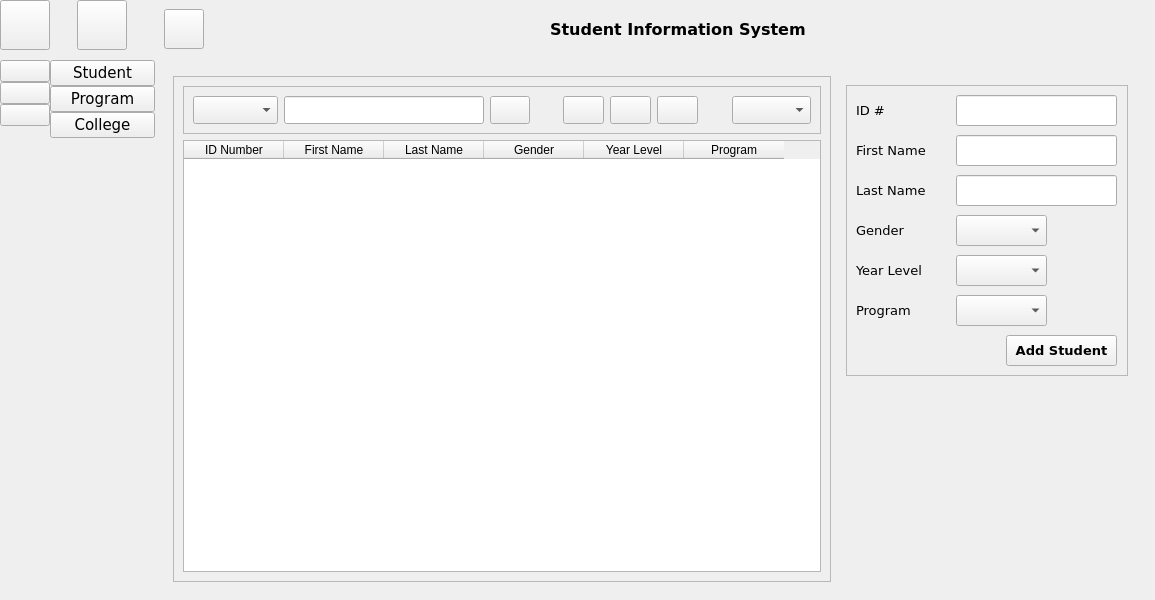
This is main_screen.ui in brexer/ccc151-ssis as Qt 5 draws it before an edit. The edited form follows.
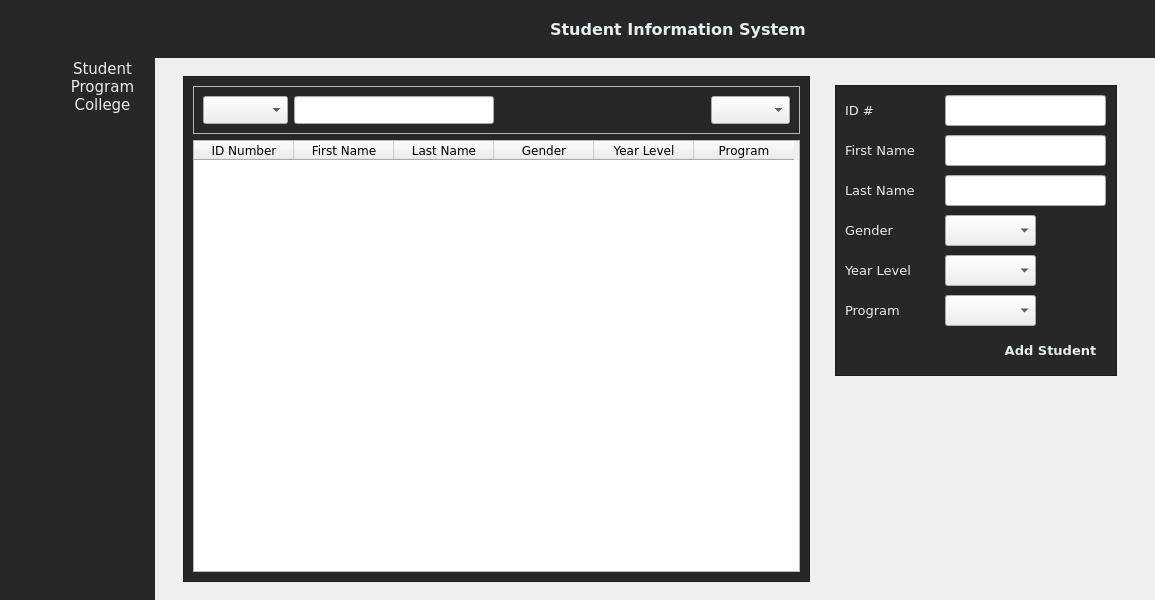
This is the edited form. The open tabs and pages were chosen to show the change. Icons and pictures are not drawn.

```diff
--- a/main_screen.ui
+++ b/main_screen.ui
@@ -32,11 +32,25 @@
    <string>Student Information System</string>
   </property>
   <property name="styleSheet">
-   <string notr="true">full_menu_widget {
-	background-color: lightblue;
-	color: red
+   <string notr="true">
+#widget, #icon_only_widget, #full_menu_widget {
+    background-color: #272727;
+}
 
-}</string>
+QPushButton {
+    background: transparent;
+    border: none;
+	color: #E7ECEF;
+}
+
+QLabel {
+    color: #E7ECEF;
+}
+
+#frame_11, #frame_13, #frame_8, #frame_10, #frame_9, #frame_7 {
+	background-color: #272727;
+}
+</string>
   </property>
   <property name="animated">
    <bool>true</bool>
@@ -861,31 +875,61 @@
                     <property name="text">
                      <string>ID Number</string>
                     </property>
+                    <property name="font">
+                     <font>
+                      <family>Verdana</family>
+                     </font>
+                    </property>
                    </column>
                    <column>
                     <property name="text">
                      <string>First Name</string>
                     </property>
+                    <property name="font">
+                     <font>
+                      <family>Verdana</family>
+                     </font>
+                    </property>
                    </column>
                    <column>
                     <property name="text">
                      <string>Last Name</string>
                     </property>
+                    <property name="font">
+                     <font>
+                      <family>Verdana</family>
+                     </font>
+                    </property>
                    </column>
                    <column>
                     <property name="text">
                      <string>Gender</string>
                     </property>
+                    <property name="font">
+                     <font>
+                      <family>Verdana</family>
+                     </font>
+                    </property>
                    </column>
                    <column>
                     <property name="text">
                      <string>Year Level</string>
                     </property>
+                    <property name="font">
+                     <font>
+                      <family>Verdana</family>
+                     </font>
+                    </property>
                    </column>
                    <column>
                     <property name="text">
                      <string>Program</string>
                     </property>
+                    <property name="font">
+                     <font>
+                      <family>Verdana</family>
+                     </font>
+                    </property>
                    </column>
                   </widget>
                  </item>
```
Left out of the diff: 87 changed lines with no effect on the pictures.
